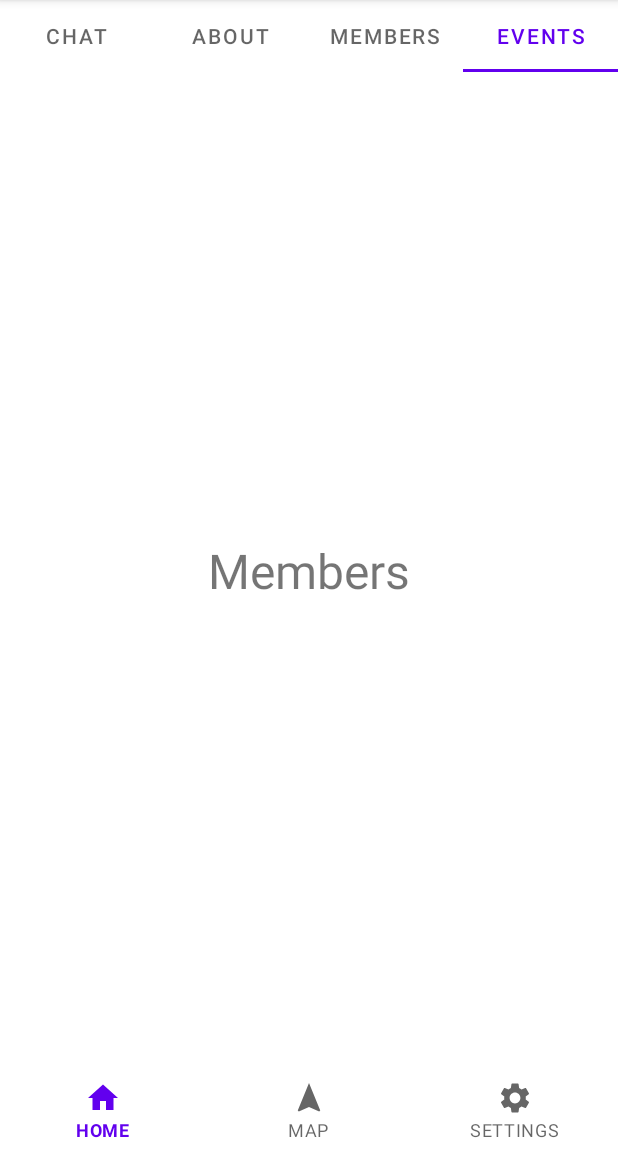
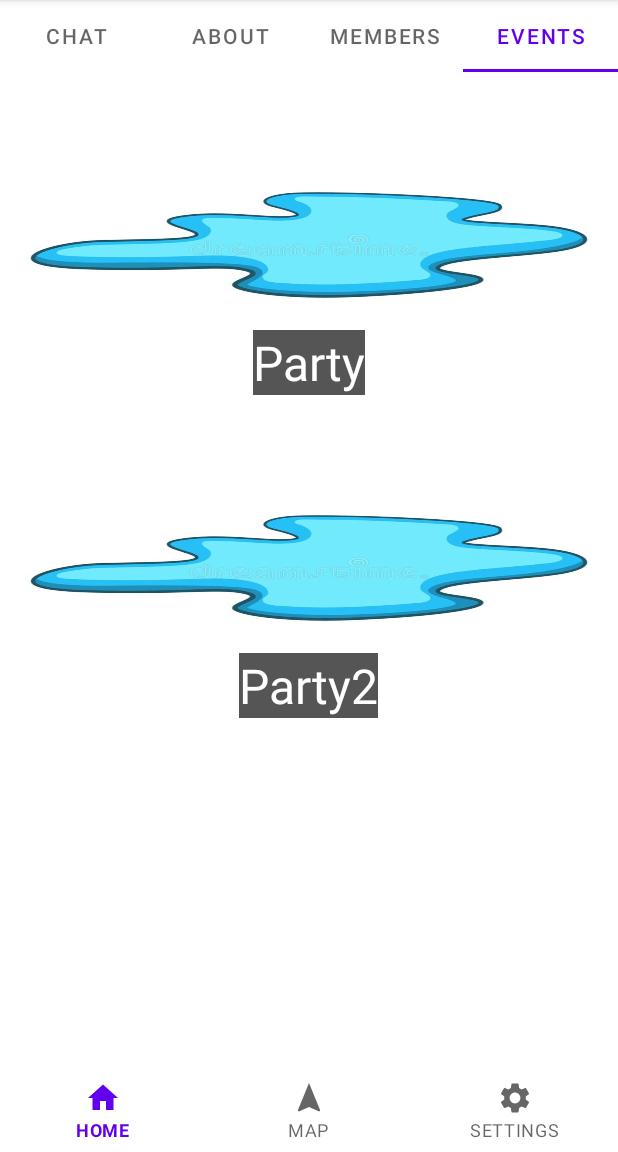
Before and after one commit to Sespeck/NUMAD22Su_Team24_Puddle, an Android app: the screen it shows after launch (PuddleChatroomActivity), tab 4 chosen, on a phone screen of 412 x 824 dp, the part 84-1236 px from its top. Run offline under Robolectric (Android 15) with nearby library versions, the phone set to English and light mode, and no system bars; our stand-ins replace Firebase (no records; nobody signed in at launch, a user with empty details on screens opened directly).

Commit message:
worked on the chatroom recyclerviews

```diff
--- a/app/src/main/java/com/cs5520/assignments/numad22su_team24_puddle/PuddleChatroomActivity.java
+++ b/app/src/main/java/com/cs5520/assignments/numad22su_team24_puddle/PuddleChatroomActivity.java
@@ -1,6 +1,7 @@
 package com.cs5520.assignments.numad22su_team24_puddle;
 
 import android.os.Bundle;
+import android.util.Log;
 
 import androidx.annotation.Nullable;
 import androidx.appcompat.app.AppCompatActivity;
@@ -32,6 +33,7 @@ public class PuddleChatroomActivity extends AppCompatActivity {
         tabLayout.addOnTabSelectedListener(new TabLayout.OnTabSelectedListener() {
             @Override
             public void onTabSelected(TabLayout.Tab tab) {
+                Log.d("here",String.valueOf(tab.getPosition()));
                 currentTab = tab;
                 if (tab.getPosition() == 0){
                     changeVisibleFragment(R.id.chat_tab,new ChatroomFragment(),"chatroom");
@@ -40,10 +42,10 @@ public class PuddleChatroomActivity extends AppCompatActivity {
                     changeVisibleFragment(R.id.about_tab,new AboutFragment(),"about");
                 }
                 else if (tab.getPosition() == 2){
-                    changeVisibleFragment(R.id.events_tab,new EventsFragment(),"events");
+                    changeVisibleFragment(R.id.members_tab,new MembersFragment(), "members");
                 }
                 else if (tab.getPosition() == 3){
-                    changeVisibleFragment(R.id.members_tab,new MembersFragment(), "members");
+                    changeVisibleFragment(R.id.events_tab,new EventsFragment(),"events");
                 }
             }
 
--- a/app/src/main/java/com/cs5520/assignments/numad22su_team24_puddle/chatroom_fragments/EventsFragment.java
+++ b/app/src/main/java/com/cs5520/assignments/numad22su_team24_puddle/chatroom_fragments/EventsFragment.java
@@ -1,6 +1,8 @@
 package com.cs5520.assignments.numad22su_team24_puddle.chatroom_fragments;
 
+import android.graphics.BitmapFactory;
 import android.os.Bundle;
+import android.os.Handler;
 import android.view.LayoutInflater;
 import android.view.View;
 import android.view.ViewGroup;
@@ -8,13 +10,47 @@ import android.view.ViewGroup;
 import androidx.annotation.NonNull;
 import androidx.annotation.Nullable;
 import androidx.fragment.app.Fragment;
+import androidx.recyclerview.widget.LinearLayoutManager;
+import androidx.recyclerview.widget.RecyclerView;
 
 import com.cs5520.assignments.numad22su_team24_puddle.R;
+import com.cs5520.assignments.numad22su_team24_puddle.chatroom_fragments.adapters.Event;
+import com.cs5520.assignments.numad22su_team24_puddle.chatroom_fragments.adapters.EventsAdapter;
+
+import java.util.ArrayList;
+import java.util.List;
 
 public class EventsFragment extends Fragment {
+    RecyclerView recyclerView;
+    EventsAdapter eventsAdapter;
+    Handler handler = new Handler();
+    Fragment currentFragment = this;
     @Nullable
     @Override
     public View onCreateView(@NonNull LayoutInflater inflater, @Nullable ViewGroup container, @Nullable Bundle savedInstanceState) {
-        return inflater.inflate(R.layout.events_fragment,container,false);
+        View view = inflater.inflate(R.layout.events_fragment,container,false);
+        this.recyclerView = view.findViewById(R.id.event_recycler_view);
+        recyclerView.hasFixedSize();
+        recyclerView.setLayoutManager(new LinearLayoutManager(getActivity()));
+        initializeRecyclerView();
+        return view;
+    }
+
+
+    private void initializeRecyclerView(){
+         class adapterRunnable implements Runnable{
+             @Override
+             public void run() {
+                 List<Event> eventList = new ArrayList<>();
+                 eventList.add(new Event("Party","time",null,"partytime", BitmapFactory.decodeResource(currentFragment.getResources(),R.drawable.puddle)));
+                 eventList.add(new Event("Party2","time",null,"partytime", BitmapFactory.decodeResource(currentFragment.getResources(),R.drawable.puddle)));
+                 handler.post(()->{
+                     eventsAdapter = new EventsAdapter(eventList);
+                     recyclerView.setAdapter(eventsAdapter);
+                 });
+             }
+         }
+         Thread worker = new Thread(new adapterRunnable());
+         worker.start();
     }
 }
--- /dev/null
+++ b/app/src/main/java/com/cs5520/assignments/numad22su_team24_puddle/chatroom_fragments/adapters/ChatroomAdapter.java
@@ -0,0 +1,32 @@
+package com.cs5520.assignments.numad22su_team24_puddle.chatroom_fragments.adapters;
+
+import android.view.View;
+import android.view.ViewGroup;
+
+import androidx.annotation.NonNull;
+import androidx.recyclerview.widget.RecyclerView;
+
+public class ChatroomAdapter extends RecyclerView.Adapter<ChatroomAdapter.ChatroomViewHolder> {
+
+    public static class ChatroomViewHolder extends RecyclerView.ViewHolder {
+        public ChatroomViewHolder(@NonNull View itemView) {
+            super(itemView);
+        }
+    }
+
+    @NonNull
+    @Override
+    public ChatroomAdapter.ChatroomViewHolder onCreateViewHolder(@NonNull ViewGroup parent, int viewType) {
+        return null;
+    }
+
+    @Override
+    public void onBindViewHolder(@NonNull ChatroomAdapter.ChatroomViewHolder holder, int position) {
+
+    }
+
+    @Override
+    public int getItemCount() {
+        return 0;
+    }
+}
--- /dev/null
+++ b/app/src/main/java/com/cs5520/assignments/numad22su_team24_puddle/chatroom_fragments/adapters/Event.java
@@ -0,0 +1,40 @@
+package com.cs5520.assignments.numad22su_team24_puddle.chatroom_fragments.adapters;
+
+import android.graphics.Bitmap;
+import android.location.Location;
+
+public class Event {
+    String name;
+    String datetime;
+    Location location;
+    String description;
+    Bitmap backgroundImg;
+
+    public Event(String name, String datetime, Location location, String description, Bitmap backgroundImg){
+        this.name = name;
+        this.datetime = datetime;
+        this.location = location;
+        this.description = description;
+        this.backgroundImg = backgroundImg;
+    }
+
+    public String getName() {
+        return name;
+    }
+
+    public String getDatetime() {
+        return datetime;
+    }
+
+    public Location getLocation(){
+        return location;
+    }
+
+    public String getDescription() {
+        return description;
+    }
+
+    public Bitmap getBackgroundImg() {
+        return backgroundImg;
+    }
+}
--- /dev/null
+++ b/app/src/main/java/com/cs5520/assignments/numad22su_team24_puddle/chatroom_fragments/adapters/EventsAdapter.java
@@ -0,0 +1,51 @@
+package com.cs5520.assignments.numad22su_team24_puddle.chatroom_fragments.adapters;
+
+import android.view.LayoutInflater;
+import android.view.View;
+import android.view.ViewGroup;
+import android.widget.ImageView;
+import android.widget.TextView;
+
+import androidx.annotation.NonNull;
+import androidx.recyclerview.widget.RecyclerView;
+
+import com.cs5520.assignments.numad22su_team24_puddle.R;
+
+import java.util.List;
+
+public class EventsAdapter extends RecyclerView.Adapter<EventsAdapter.EventViewHolder> {
+    private List<Event> eventList;
+
+
+    public EventsAdapter(List<Event> eventList){
+        this.eventList = eventList;
+    }
+
+    public static class EventViewHolder extends RecyclerView.ViewHolder {
+        ImageView imageView;
+        TextView name;
+        public EventViewHolder(@NonNull View itemView) {
+            super(itemView);
+            name = itemView.findViewById(R.id.recycler_view_item_event_name);
+            imageView = itemView.findViewById(R.id.recycler_view_item_bg_image);
+        }
+    }
+
+    @NonNull
+    @Override
+    public EventsAdapter.EventViewHolder onCreateViewHolder(@NonNull ViewGroup parent, int viewType) {
+        return new EventViewHolder(LayoutInflater.from(parent.getContext()).inflate(R.layout.event_recycler_view_item,parent,false));
+    }
+
+    @Override
+    public void onBindViewHolder(@NonNull EventsAdapter.EventViewHolder holder, int position) {
+        Event event = eventList.get(position);
+        holder.imageView.setImageBitmap(event.backgroundImg);
+        holder.name.setText(event.getName());
+    }
+
+    @Override
+    public int getItemCount() {
+        return eventList.size();
+    }
+}
--- /dev/null
+++ b/app/src/main/java/com/cs5520/assignments/numad22su_team24_puddle/chatroom_fragments/adapters/MembersAdapter.java
@@ -0,0 +1,31 @@
+package com.cs5520.assignments.numad22su_team24_puddle.chatroom_fragments.adapters;
+
+import android.view.View;
+import android.view.ViewGroup;
+
+import androidx.annotation.NonNull;
+import androidx.recyclerview.widget.RecyclerView;
+
+public class MembersAdapter extends RecyclerView.Adapter<MembersAdapter.MembersViewHolder> {
+
+    public static class MembersViewHolder extends RecyclerView.ViewHolder {
+        public MembersViewHolder(@NonNull View itemView) {
+            super(itemView);
+        }
+    }
+    @NonNull
+    @Override
+    public MembersAdapter.MembersViewHolder onCreateViewHolder(@NonNull ViewGroup parent, int viewType) {
+        return null;
+    }
+
+    @Override
+    public void onBindViewHolder(@NonNull MembersAdapter.MembersViewHolder holder, int position) {
+
+    }
+
+    @Override
+    public int getItemCount() {
+        return 0;
+    }
+}
--- /dev/null
+++ b/app/src/main/res/layout/bottom_nav_bar.xml
@@ -0,0 +1,10 @@
+<?xml version="1.0" encoding="utf-8"?>
+    <com.google.android.material.bottomnavigation.BottomNavigationView
+        xmlns:app="http://schemas.android.com/apk/res-auto"
+        xmlns:android="http://schemas.android.com/apk/res/android"
+        android:layout_width="match_parent"
+        android:layout_height="?actionBarSize"
+        app:layout_constraintEnd_toEndOf="parent"
+        app:layout_constraintHorizontal_bias="0.5"
+        app:layout_constraintStart_toStartOf="parent"
+        app:menu="@menu/bottom_app_bar" />
--- /dev/null
+++ b/app/src/main/res/layout/event_recycler_view_item.xml
@@ -0,0 +1,31 @@
+<?xml version="1.0" encoding="utf-8"?>
+<FrameLayout
+    android:layout_marginTop="15sp"
+    xmlns:android="http://schemas.android.com/apk/res/android"
+    xmlns:app="http://schemas.android.com/apk/res-auto"
+    android:layout_width="match_parent"
+    android:layout_height="200sp">
+
+    <ImageView
+        android:id="@+id/recycler_view_item_bg_image"
+        android:scaleType="fitXY"
+        android:layout_width="match_parent"
+        android:layout_height="match_parent"
+        android:contentDescription="@string/bgimg"
+        app:layout_constraintEnd_toEndOf="parent"
+        app:layout_constraintStart_toStartOf="parent"
+        app:layout_constraintTop_toTopOf="parent" />
+
+    <TextView
+        android:id="@+id/recycler_view_item_event_name"
+        android:layout_width="wrap_content"
+        android:layout_height="wrap_content"
+        android:layout_gravity="center|bottom"
+        android:background="#AA000000"
+        android:textColor="#ffffffff"
+        android:textSize="32sp"
+        app:layout_constraintEnd_toEndOf="parent"
+        app:layout_constraintStart_toStartOf="parent"
+        app:layout_constraintTop_toTopOf="parent" />
+
+</FrameLayout>
--- a/app/src/main/res/layout/events_fragment.xml
+++ b/app/src/main/res/layout/events_fragment.xml
@@ -1,19 +1,14 @@
 <?xml version="1.0" encoding="utf-8"?>
 <androidx.constraintlayout.widget.ConstraintLayout xmlns:android="http://schemas.android.com/apk/res/android"
     xmlns:app="http://schemas.android.com/apk/res-auto"
-    xmlns:tools="http://schemas.android.com/tools"
     android:layout_width="match_parent"
     android:layout_height="match_parent">
 
-    <TextView
-        android:layout_width="wrap_content"
+    <androidx.recyclerview.widget.RecyclerView
+        android:id="@+id/event_recycler_view"
+        android:layout_width="match_parent"
         android:layout_height="wrap_content"
-        android:text="events"
-        android:textSize="32sp"
-        app:layout_constraintBottom_toBottomOf="parent"
-        app:layout_constraintEnd_toEndOf="parent"
-        app:layout_constraintHorizontal_bias="0.5"
-        app:layout_constraintStart_toStartOf="parent"
         app:layout_constraintTop_toTopOf="parent" />
 
+
 </androidx.constraintlayout.widget.ConstraintLayout>
--- a/app/src/main/res/layout/members_fragment.xml
+++ b/app/src/main/res/layout/members_fragment.xml
@@ -1,19 +1,18 @@
 <?xml version="1.0" encoding="utf-8"?>
 <androidx.constraintlayout.widget.ConstraintLayout xmlns:android="http://schemas.android.com/apk/res/android"
     xmlns:app="http://schemas.android.com/apk/res-auto"
-    xmlns:tools="http://schemas.android.com/tools"
     android:layout_width="match_parent"
     android:layout_height="match_parent">
 
-    <TextView
-        android:layout_width="wrap_content"
+    <androidx.recyclerview.widget.RecyclerView
+        android:id="@+id/members_recycler_view"
+        android:layout_width="match_parent"
         android:layout_height="wrap_content"
-        android:text="@string/members"
-        android:textSize="32sp"
         app:layout_constraintBottom_toBottomOf="parent"
         app:layout_constraintEnd_toEndOf="parent"
         app:layout_constraintHorizontal_bias="0.5"
         app:layout_constraintStart_toStartOf="parent"
         app:layout_constraintTop_toTopOf="parent" />
 
+
 </androidx.constraintlayout.widget.ConstraintLayout>
--- /dev/null
+++ b/app/src/main/res/layout/members_recycler_view_item.xml
@@ -0,0 +1,6 @@
+<?xml version="1.0" encoding="utf-8"?>
+<androidx.constraintlayout.widget.ConstraintLayout xmlns:android="http://schemas.android.com/apk/res/android"
+    android:layout_width="match_parent"
+    android:layout_height="match_parent">
+
+</androidx.constraintlayout.widget.ConstraintLayout>
--- a/app/src/main/res/layout/puddle_chatroom_activity.xml
+++ b/app/src/main/res/layout/puddle_chatroom_activity.xml
@@ -61,14 +61,9 @@
         app:layout_constraintHorizontal_bias="0.5"
         app:layout_constraintStart_toStartOf="parent">
 
-        <com.google.android.material.bottomnavigation.BottomNavigationView
-            android:layout_width="match_parent"
-            android:layout_height="?actionBarSize"
-            app:layout_constraintBottom_toBottomOf="@+id/chatroom_fragment_container"
-            app:layout_constraintEnd_toEndOf="parent"
-            app:layout_constraintHorizontal_bias="0.5"
-            app:layout_constraintStart_toStartOf="parent"
-            app:menu="@menu/bottom_app_bar" />
+        <include
+            layout="@layout/bottom_nav_bar"
+            />
     </LinearLayout>
 
 </androidx.constraintlayout.widget.ConstraintLayout>
--- a/app/src/main/res/values/strings.xml
+++ b/app/src/main/res/values/strings.xml
@@ -7,4 +7,5 @@
     <string name="home">HOME</string>
     <string name="map">MAP</string>
     <string name="settings">SETTINGS</string>
+    <string name="bgimg">BGIMG</string>
 </resources>
```
Also changed, not shown: app/src/main/res/drawable/puddle.jpg (added).
